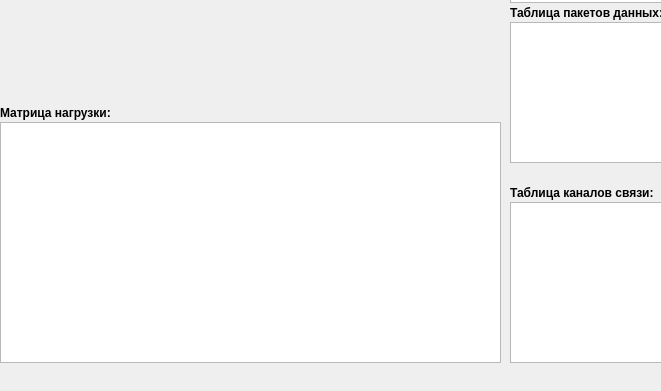
Qt form main.ui (qwsnxnjene/comp-networks) before a commit; both pictures show x 0 to 661 and y 417 to 808 of the 1000 by 808 pixel window.
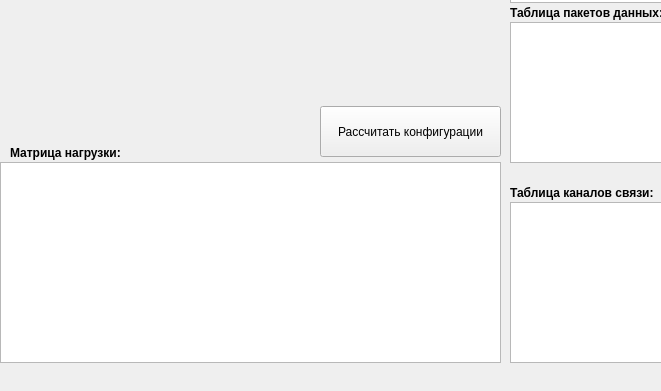
The same form after that commit.

Commit message: cfg window fix

Diff of the .ui file:
```diff
--- a/main.ui
+++ b/main.ui
@@ -127,8 +127,8 @@
    <widget class="QLabel" name="labelInput_4">
     <property name="geometry">
      <rect>
-      <x>0</x>
-      <y>490</y>
+      <x>10</x>
+      <y>530</y>
       <width>201</width>
       <height>41</height>
      </rect>
@@ -147,9 +147,9 @@
     <property name="geometry">
      <rect>
       <x>0</x>
-      <y>520</y>
+      <y>560</y>
       <width>501</width>
-      <height>241</height>
+      <height>201</height>
      </rect>
     </property>
    </widget>
@@ -208,6 +208,19 @@
      <string>Редактировать данные</string>
     </property>
    </widget>
+   <widget class="QPushButton" name="open_config_button">
+    <property name="geometry">
+     <rect>
+      <x>320</x>
+      <y>504</y>
+      <width>181</width>
+      <height>51</height>
+     </rect>
+    </property>
+    <property name="text">
+     <string>Рассчитать конфигурации</string>
+    </property>
+   </widget>
    <zorder>plotWidget</zorder>
    <zorder>inputButton</zorder>
    <zorder>labelInput</zorder>
```
Left out of the diff: 1 changed line with no effect on the pictures. The commit also changes 3 other files.
